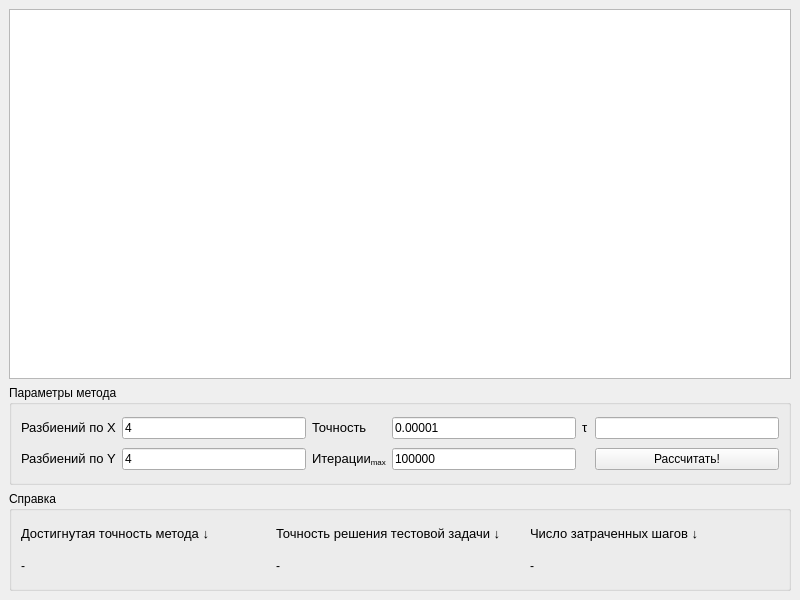
Above: mainwindow.ui from tosharybkin/numerical_analysis_lab_04 before the change. Below: the same form after it.
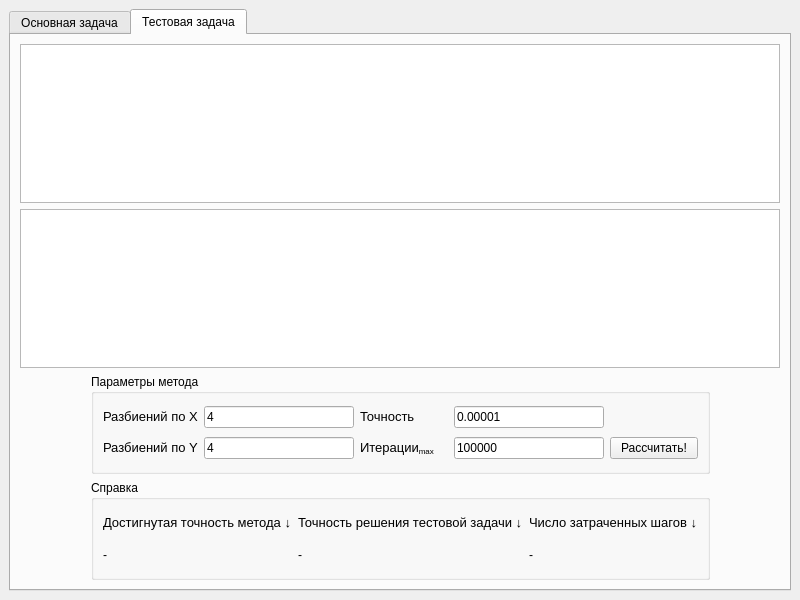
That is the form after the change. The open tabs and pages were chosen to show the change.

Commit message: GUI changes to  handle both - main and test tasks

```diff
--- a/mainwindow.ui
+++ b/mainwindow.ui
@@ -13,16 +13,38 @@
   <property name="windowTitle">
    <string>Лабораторная работа 4</string>
   </property>
+  <property name="toolButtonStyle">
+   <enum>Qt::ToolButtonIconOnly</enum>
+  </property>
+  <property name="documentMode">
+   <bool>false</bool>
+  </property>
   <widget class="QWidget" name="centralwidget">
    <layout class="QGridLayout" name="gridLayout">
     <item row="0" column="0">
-     <widget class="QTableWidget" name="out_table">
-      <attribute name="horizontalHeaderDefaultSectionSize">
-       <number>130</number>
-      </attribute>
-     </widget>
-    </item>
-    <item row="1" column="0">
+     <widget class="QTabWidget" name="tabWidget">
+      <property name="currentIndex">
+       <number>0</number>
+      </property>
+      <widget class="QWidget" name="tab_3">
+       <attribute name="title">
+        <string>Основная задача</string>
+       </attribute>
+       <layout class="QGridLayout" name="gridLayout_4">
+        <item row="2" column="2">
+         <spacer name="horizontalSpacer_2">
+          <property name="orientation">
+           <enum>Qt::Horizontal</enum>
+          </property>
+          <property name="sizeHint" stdset="0">
+           <size>
+            <width>40</width>
+            <height>20</height>
+           </size>
+          </property>
+         </spacer>
+        </item>
+        <item row="2" column="1">
      <widget class="QGroupBox" name="groupBox">
       <property name="minimumSize">
        <size>
@@ -30,34 +52,43 @@
         <height>100</height>
        </size>
       </property>
+          <property name="maximumSize">
+           <size>
+            <width>760</width>
+            <height>100</height>
+           </size>
+          </property>
       <property name="title">
        <string>Параметры метода</string>
       </property>
       <layout class="QGridLayout" name="gridLayout_2">
-       <item row="0" column="1">
-        <widget class="QLineEdit" name="n_x_partitions_in">
+           <item row="0" column="2">
+            <widget class="QLabel" name="label_3">
          <property name="text">
-          <string>4</string>
+              <string>&lt;html&gt;&lt;head/&gt;&lt;body&gt;&lt;p&gt;&lt;span style=&quot; font-size:10pt;&quot;&gt;Точность&lt;/span&gt;&lt;/p&gt;&lt;/body&gt;&lt;/html&gt;</string>
+             </property>
+            </widget>
+           </item>
+           <item row="1" column="4">
+            <widget class="QPushButton" name="calc_button_main">
+             <property name="text">
+              <string>Рассчитать!</string>
          </property>
         </widget>
        </item>
        <item row="1" column="3">
-        <widget class="QLineEdit" name="max_iters_in">
+            <widget class="QLineEdit" name="max_iters_in_main">
+             <property name="maximumSize">
+              <size>
+               <width>150</width>
+               <height>16777215</height>
+              </size>
+             </property>
          <property name="text">
           <string>100000</string>
          </property>
         </widget>
        </item>
-       <item row="1" column="1">
-        <widget class="QLineEdit" name="m_y_partitions_in">
-         <property name="text">
-          <string>4</string>
-         </property>
-        </widget>
-       </item>
-       <item row="0" column="5">
-        <widget class="QLineEdit" name="tau_in"/>
-       </item>
        <item row="1" column="2">
         <widget class="QLabel" name="label_4">
          <property name="text">
@@ -80,7 +111,13 @@
         </widget>
        </item>
        <item row="0" column="3">
-        <widget class="QLineEdit" name="accuracy_in">
+            <widget class="QLineEdit" name="accuracy_in_main">
+             <property name="maximumSize">
+              <size>
+               <width>150</width>
+               <height>16777215</height>
+              </size>
+             </property>
          <property name="text">
           <string>0.00001</string>
          </property>
@@ -93,24 +130,10 @@
          </property>
         </widget>
        </item>
-       <item row="0" column="4">
-        <widget class="QLabel" name="label_5">
-         <property name="text">
-          <string>&lt;html&gt;&lt;head/&gt;&lt;body&gt;&lt;p&gt;&lt;span style=&quot; font-size:10pt;&quot;&gt;τ&lt;/span&gt;&lt;/p&gt;&lt;/body&gt;&lt;/html&gt;</string>
-         </property>
-        </widget>
-       </item>
-       <item row="1" column="5">
-        <widget class="QPushButton" name="calc_button">
-         <property name="text">
-          <string>Рассчитать!</string>
-         </property>
-        </widget>
-       </item>
       </layout>
      </widget>
     </item>
-    <item row="2" column="0">
+        <item row="3" column="1">
      <widget class="QGroupBox" name="groupBox_2">
       <property name="minimumSize">
        <size>
@@ -118,6 +141,12 @@
         <height>100</height>
        </size>
       </property>
+          <property name="maximumSize">
+           <size>
+            <width>760</width>
+            <height>100</height>
+           </size>
+          </property>
       <property name="title">
        <string>Справка</string>
       </property>
@@ -143,22 +172,228 @@
          </property>
         </widget>
        </item>
+          </layout>
+         </widget>
+        </item>
+        <item row="0" column="0" colspan="3">
+         <widget class="QTableWidget" name="out_table_main">
+          <property name="verticalScrollMode">
+           <enum>QAbstractItemView::ScrollPerPixel</enum>
+          </property>
+          <property name="horizontalScrollMode">
+           <enum>QAbstractItemView::ScrollPerPixel</enum>
+          </property>
+          <attribute name="horizontalHeaderDefaultSectionSize">
+           <number>130</number>
+          </attribute>
+         </widget>
+        </item>
+        <item row="2" column="0">
+         <spacer name="horizontalSpacer">
+          <property name="orientation">
+           <enum>Qt::Horizontal</enum>
+          </property>
+          <property name="sizeHint" stdset="0">
+           <size>
+            <width>40</width>
+            <height>20</height>
+           </size>
+          </property>
+         </spacer>
+        </item>
+        <item row="1" column="0" colspan="3">
+         <widget class="QTableWidget" name="out_table_2_main">
+          <property name="verticalScrollMode">
+           <enum>QAbstractItemView::ScrollPerPixel</enum>
+          </property>
+          <property name="horizontalScrollMode">
+           <enum>QAbstractItemView::ScrollPerPixel</enum>
+          </property>
+         </widget>
+        </item>
+       </layout>
+      </widget>
+      <widget class="QWidget" name="tab_4">
+       <attribute name="title">
+        <string>Тестовая задача</string>
+       </attribute>
+       <layout class="QGridLayout" name="gridLayout_7">
+        <item row="2" column="1">
+         <widget class="QGroupBox" name="groupBox_3">
+          <property name="minimumSize">
+           <size>
+            <width>0</width>
+            <height>100</height>
+           </size>
+          </property>
+          <property name="maximumSize">
+           <size>
+            <width>760</width>
+            <height>100</height>
+           </size>
+          </property>
+          <property name="title">
+           <string>Параметры метода</string>
+          </property>
+          <layout class="QGridLayout" name="gridLayout_5">
+           <item row="1" column="2">
+            <widget class="QLabel" name="label_7">
+             <property name="text">
+              <string>&lt;html&gt;&lt;head/&gt;&lt;body&gt;&lt;p&gt;&lt;span style=&quot; font-size:10pt;&quot;&gt;Итерации&lt;/span&gt;&lt;span style=&quot; font-size:10pt; vertical-align:sub;&quot;&gt;max&lt;/span&gt;&lt;/p&gt;&lt;/body&gt;&lt;/html&gt;</string>
+             </property>
+            </widget>
+           </item>
+           <item row="0" column="3">
+            <widget class="QLineEdit" name="accuracy_in_test">
+             <property name="maximumSize">
+              <size>
+               <width>150</width>
+               <height>16777215</height>
+              </size>
+             </property>
+             <property name="text">
+              <string>0.00001</string>
+             </property>
+            </widget>
+           </item>
+           <item row="0" column="1">
+            <widget class="QLineEdit" name="n_x_partitions_in_test">
+             <property name="maximumSize">
+              <size>
+               <width>150</width>
+               <height>16777215</height>
+              </size>
+             </property>
+             <property name="text">
+              <string>4</string>
+             </property>
+            </widget>
+           </item>
        <item row="1" column="0">
-        <widget class="QLabel" name="accuracy_lbl">
+            <widget class="QLabel" name="label_12">
          <property name="text">
+              <string>&lt;html&gt;&lt;head/&gt;&lt;body&gt;&lt;p&gt;&lt;span style=&quot; font-size:10pt;&quot;&gt;Разбиений по Y&lt;/span&gt;&lt;/p&gt;&lt;/body&gt;&lt;/html&gt;</string>
+             </property>
+            </widget>
+           </item>
+           <item row="1" column="1">
+            <widget class="QLineEdit" name="m_y_partitions_in_test">
+             <property name="maximumSize">
+              <size>
+               <width>150</width>
+               <height>16777215</height>
+              </size>
+             </property>
+             <property name="text">
+              <string>4</string>
+             </property>
+            </widget>
+           </item>
+           <item row="1" column="4">
+            <widget class="QPushButton" name="calc_button_test">
+             <property name="text">
+              <string>Рассчитать!</string>
+             </property>
+            </widget>
+           </item>
+           <item row="0" column="0">
+            <widget class="QLabel" name="label_9">
+             <property name="text">
+              <string>&lt;html&gt;&lt;head/&gt;&lt;body&gt;&lt;p&gt;&lt;span style=&quot; font-size:10pt;&quot;&gt;Разбиений по X&lt;/span&gt;&lt;/p&gt;&lt;/body&gt;&lt;/html&gt;</string>
+             </property>
+            </widget>
+           </item>
+           <item row="1" column="3">
+            <widget class="QLineEdit" name="max_iters_in_test">
+             <property name="maximumSize">
+              <size>
+               <width>150</width>
+               <height>16777215</height>
+              </size>
+             </property>
+             <property name="text">
+              <string>100000</string>
+             </property>
+            </widget>
+           </item>
+           <item row="0" column="2">
+            <widget class="QLabel" name="label_11">
+             <property name="text">
+              <string>&lt;html&gt;&lt;head/&gt;&lt;body&gt;&lt;p&gt;&lt;span style=&quot; font-size:10pt;&quot;&gt;Точность&lt;/span&gt;&lt;/p&gt;&lt;/body&gt;&lt;/html&gt;</string>
+             </property>
+            </widget>
+           </item>
+          </layout>
+         </widget>
+        </item>
+        <item row="0" column="0" colspan="3">
+         <widget class="QTableWidget" name="out_table_test">
+          <property name="verticalScrollMode">
+           <enum>QAbstractItemView::ScrollPerPixel</enum>
+          </property>
+          <property name="horizontalScrollMode">
+           <enum>QAbstractItemView::ScrollPerPixel</enum>
+          </property>
+          <attribute name="horizontalHeaderDefaultSectionSize">
+           <number>130</number>
+          </attribute>
+         </widget>
+        </item>
+        <item row="3" column="1">
+         <widget class="QGroupBox" name="groupBox_4">
+          <property name="minimumSize">
+           <size>
+            <width>0</width>
+            <height>100</height>
+           </size>
+          </property>
+          <property name="maximumSize">
+           <size>
+            <width>760</width>
+            <height>100</height>
+           </size>
+          </property>
+          <property name="title">
+           <string>Справка</string>
+          </property>
+          <layout class="QGridLayout" name="gridLayout_6">
+           <item row="0" column="0">
+            <widget class="QLabel" name="label_14">
+             <property name="text">
+              <string>&lt;html&gt;&lt;head/&gt;&lt;body&gt;&lt;p&gt;&lt;span style=&quot; font-size:10pt;&quot;&gt;Достигнутая точность метода ↓&lt;/span&gt;&lt;/p&gt;&lt;/body&gt;&lt;/html&gt;</string>
+             </property>
+            </widget>
+           </item>
+           <item row="0" column="1">
+            <widget class="QLabel" name="label_15">
+             <property name="text">
+              <string>&lt;html&gt;&lt;head/&gt;&lt;body&gt;&lt;p&gt;&lt;span style=&quot; font-size:10pt;&quot;&gt;Точность решения тестовой задачи ↓&lt;/span&gt;&lt;/p&gt;&lt;/body&gt;&lt;/html&gt;</string>
+             </property>
+            </widget>
+           </item>
+           <item row="0" column="2">
+            <widget class="QLabel" name="label_16">
+             <property name="text">
+              <string>&lt;html&gt;&lt;head/&gt;&lt;body&gt;&lt;p&gt;&lt;span style=&quot; font-size:10pt;&quot;&gt;Число затраченных шагов ↓&lt;/span&gt;&lt;/p&gt;&lt;/body&gt;&lt;/html&gt;</string>
+             </property>
+            </widget>
+           </item>
+           <item row="1" column="0">
+            <widget class="QLabel" name="accuracy_lbl_test">
+             <property name="text">
           <string>-</string>
          </property>
         </widget>
        </item>
        <item row="1" column="1">
-        <widget class="QLabel" name="test_accurac_lbl">
+            <widget class="QLabel" name="test_accurac_lbl_test">
          <property name="text">
           <string>-</string>
          </property>
         </widget>
        </item>
        <item row="1" column="2">
-        <widget class="QLabel" name="step_num_lbl">
+            <widget class="QLabel" name="step_num_lbl_test">
          <property name="text">
           <string>-</string>
          </property>
@@ -167,9 +402,64 @@
       </layout>
      </widget>
     </item>
+        <item row="2" column="2">
+         <spacer name="horizontalSpacer_4">
+          <property name="orientation">
+           <enum>Qt::Horizontal</enum>
+          </property>
+          <property name="sizeHint" stdset="0">
+           <size>
+            <width>40</width>
+            <height>20</height>
+           </size>
+          </property>
+         </spacer>
+        </item>
+        <item row="2" column="0">
+         <spacer name="horizontalSpacer_3">
+          <property name="orientation">
+           <enum>Qt::Horizontal</enum>
+          </property>
+          <property name="sizeHint" stdset="0">
+           <size>
+            <width>40</width>
+            <height>20</height>
+           </size>
+          </property>
+         </spacer>
+        </item>
+        <item row="1" column="0" colspan="3">
+         <widget class="QTableWidget" name="out_table_2_test">
+          <property name="verticalScrollMode">
+           <enum>QAbstractItemView::ScrollPerPixel</enum>
+          </property>
+          <property name="horizontalScrollMode">
+           <enum>QAbstractItemView::ScrollPerPixel</enum>
+          </property>
+         </widget>
+        </item>
    </layout>
   </widget>
  </widget>
+    </item>
+   </layout>
+  </widget>
+ </widget>
+ <tabstops>
+  <tabstop>n_x_partitions_in_main</tabstop>
+  <tabstop>m_y_partitions_in_main</tabstop>
+  <tabstop>accuracy_in_main</tabstop>
+  <tabstop>max_iters_in_main</tabstop>
+  <tabstop>calc_button_main</tabstop>
+  <tabstop>n_x_partitions_in_test</tabstop>
+  <tabstop>m_y_partitions_in_test</tabstop>
+  <tabstop>accuracy_in_test</tabstop>
+  <tabstop>max_iters_in_test</tabstop>
+  <tabstop>calc_button_test</tabstop>
+  <tabstop>out_table_main</tabstop>
+  <tabstop>out_table_test</tabstop>
+  <tabstop>tabWidget</tabstop>
+ </tabstops>
  <resources/>
  <connections/>
 </ui>
```
Left out of the diff: 68 changed lines with no effect on the pictures. Lines whose indentation alone changed are shown as unchanged. The commit also changes 1 other file.
